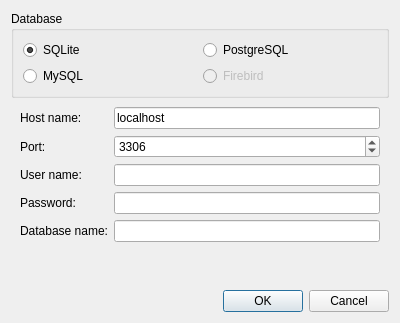
Qt form databaseconnectiondialog.ui (informationsea/Hyokai) before a commit.
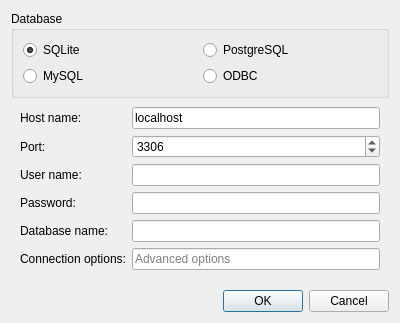
The same form after that commit. The open tabs and pages were chosen to show the change.

The edit to the form file:
```diff
--- a/databaseconnectiondialog.ui
+++ b/databaseconnectiondialog.ui
@@ -48,12 +48,9 @@
        </widget>
       </item>
       <item row="1" column="1">
-       <widget class="QRadioButton" name="radioButtonFirebird">
-        <property name="enabled">
-         <bool>false</bool>
-        </property>
+       <widget class="QRadioButton" name="radioButtonODBC">
         <property name="text">
-         <string>Firebird</string>
+         <string>ODBC</string>
         </property>
        </widget>
       </item>
@@ -167,6 +164,23 @@
        <item row="4" column="1">
         <widget class="QLineEdit" name="lineEditDatabaseName"/>
        </item>
+       <item row="5" column="0">
+        <widget class="QLabel" name="label_7">
+         <property name="text">
+          <string>Connection options:</string>
+         </property>
+        </widget>
+       </item>
+       <item row="5" column="1">
+        <widget class="QLineEdit" name="lineEditConnectionOptions">
+         <property name="toolTip">
+          <string>Don't use this field if you don't understant what is this!</string>
+         </property>
+         <property name="placeholderText">
+          <string>Advanced options</string>
+         </property>
+        </widget>
+       </item>
       </layout>
      </widget>
     </widget>
```
